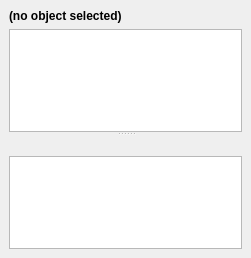
First picture: the form in gui/widgets/VectorMappingChooser.ui, repository kateyy/geohazardvis, before the edit.
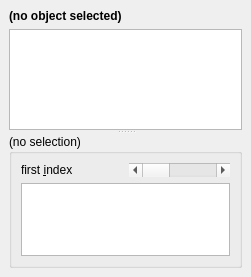
Second picture: the form after the edit. Custom widgets are drawn as their Qt base class.

Commit message: allow to specify the data section of raw vector data when mapping larger arrays to triangle geometries

Diff of the .ui file:
```diff
--- a/gui/widgets/VectorMappingChooser.ui
+++ b/gui/widgets/VectorMappingChooser.ui
@@ -7,7 +7,7 @@
     <x>0</x>
     <y>0</y>
     <width>251</width>
-    <height>258</height>
+    <height>277</height>
    </rect>
   </property>
   <property name="windowTitle">
@@ -45,21 +45,41 @@
       <property name="childrenCollapsible">
        <bool>false</bool>
       </property>
+      <widget class="QWidget" name="upperContent">
+       <layout class="QVBoxLayout" name="upperVerticalLayout">
+        <item>
       <widget class="QListView" name="vectorsListView"/>
-      <widget class="QWidget" name="propertyBrowserContainer">
+        </item>
+       </layout>
+      </widget>
+      <widget class="QGroupBox" name="propertyBrowserContainer">
+       <property name="title">
+        <string>(no selection)</string>
+       </property>
+       <property name="flat">
+        <bool>false</bool>
+       </property>
        <layout class="QVBoxLayout" name="verticalLayout">
         <item>
-         <widget class="QLabel" name="propertyBrowserLabel">
+         <layout class="QHBoxLayout" name="horizontalLayout">
+          <item>
+           <widget class="QLabel" name="firstIndexLabel">
           <property name="text">
-           <string/>
-          </property>
-          <property name="margin">
-           <number>0</number>
-          </property>
-          <property name="indent">
-           <number>15</number>
-          </property>
-         </widget>
+             <string>first &amp;index</string>
+            </property>
+            <property name="buddy">
+             <cstring>firstIndexSlider</cstring>
+            </property>
+           </widget>
+          </item>
+          <item>
+           <widget class="QScrollBar" name="firstIndexSlider">
+            <property name="orientation">
+             <enum>Qt::Horizontal</enum>
+            </property>
+           </widget>
+          </item>
+         </layout>
         </item>
         <item>
          <widget class="propertyguizeug::PropertyBrowser" name="propertyBrowser">
```
Lines whose indentation alone changed are shown as unchanged. The commit also changes 6 other files.
